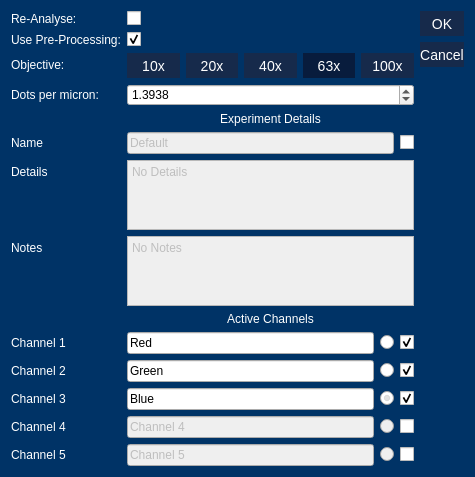
Above: gui/definitions/ui/analysis_settings_dialog.ui from SilMon/NucDetect before the change. Below: the same form after it.
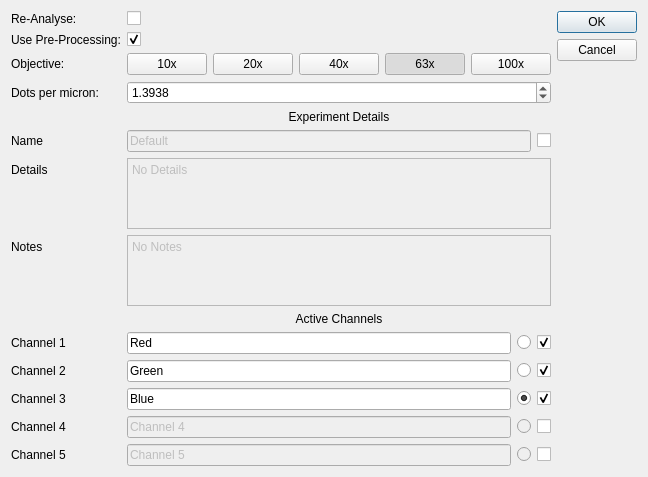
That is the form after the change.

The edit to the form file:
```diff
--- a/gui/definitions/ui/analysis_settings_dialog.ui
+++ b/gui/definitions/ui/analysis_settings_dialog.ui
@@ -14,63 +14,7 @@
    <string>Dialog</string>
   </property>
   <property name="styleSheet">
-   <string notr="true">QPushButton{
-	color: White;
-	background-color: rgba(22, 42, 75 , 255);
-	border: none;
-	font-size: 14px;
- 	text-align: center;
-     display: inline-block;
-	min-height: 25;
-	min-width: 40;
-}
-
-QRadioButton{
-	color: White;
-}
-
-QPushButton:checked{
-	background-color: rgba(8, 28, 61, 255);
-}
-
-QPushButton:hover{
-	background-color:  rgba(15, 35, 68 , 255);
-}
-
-QPushButton:pressed{
-	background-color:  rgba(8, 28, 61 , 255);
-}
-
-QPushButton:disabled{
-	background-color:  rgba(40, 60, 100 , 255);
-}
-
-QTableView, QListView{
-	color: White;
-	background-color: rgba(77, 77, 77, 128)
-}
-
-QLabel{
-	color:White;
-}
-
-QProgressBar {
-	color: White;
-    border: 1px solid grey;
-    background-color: rgb(10, 60, 110);
- }
-
- QProgressBar::chunk {
-     background-color: rgba(77, 77, 77, 128);
- }
-
-QMainWindow{
-	background-color: rgb(0, 51, 102);
-}
-
-QDialog{
-	background-color: rgb(0, 51, 102);
-}</string>
+   <string notr="true"/>
   </property>
   <layout class="QHBoxLayout" name="horizontalLayout">
    <item>
```
